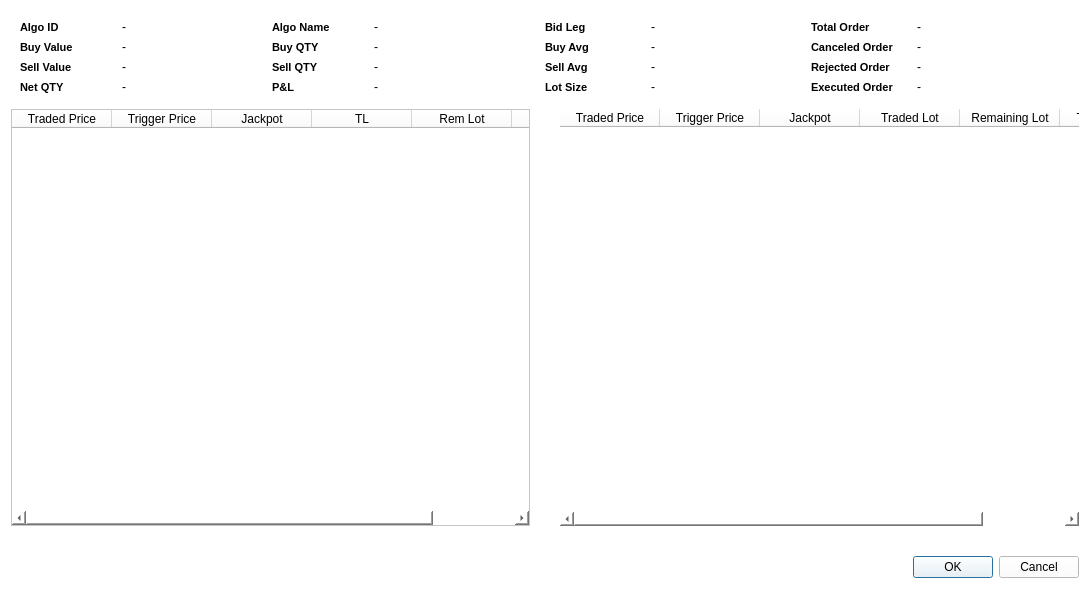
Likithanaidu07/qt, file order_detail_popup.ui: the form before one commit.
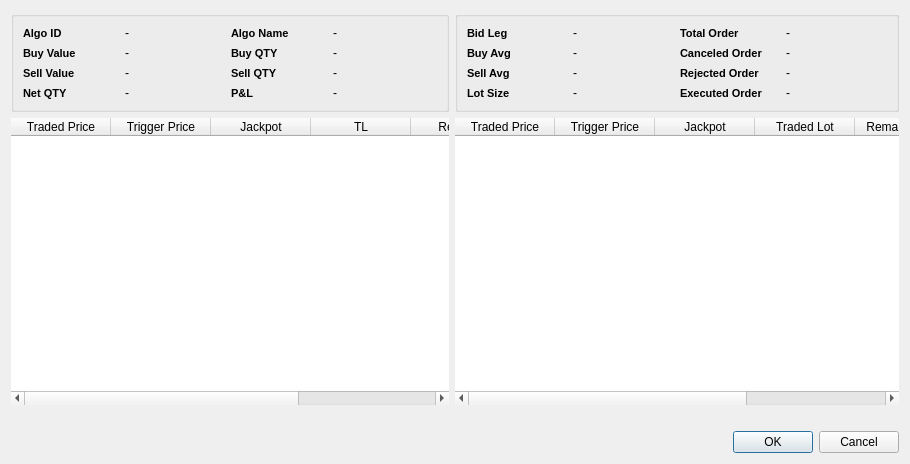
The form after the commit.

Commit message: Order Detail popup updated Main window top bar buttons re arranged.

Patch:
```diff
--- a/order_detail_popup.ui
+++ b/order_detail_popup.ui
@@ -9,18 +9,31 @@
    <rect>
     <x>0</x>
     <y>0</y>
-    <width>1090</width>
-    <height>589</height>
+    <width>910</width>
+    <height>464</height>
    </rect>
   </property>
   <property name="windowTitle">
    <string>Algo Position</string>
   </property>
   <property name="styleSheet">
-   <string notr="true">background-color:#FFF;</string>
+   <string notr="true"/>
   </property>
   <layout class="QGridLayout" name="gridLayout">
-   <item row="6" column="3">
+   <item row="6" column="0">
+    <spacer name="horizontalSpacer">
+     <property name="orientation">
+      <enum>Qt::Horizontal</enum>
+     </property>
+     <property name="sizeHint" stdset="0">
+      <size>
+       <width>40</width>
+       <height>20</height>
+      </size>
+     </property>
+    </spacer>
+   </item>
+   <item row="6" column="2">
     <widget class="QDialogButtonBox" name="buttonBox">
      <property name="orientation">
       <enum>Qt::Horizontal</enum>
@@ -30,8 +43,91 @@
      </property>
     </widget>
    </item>
-   <item row="0" column="2" colspan="2">
-    <widget class="QWidget" name="widget_3" native="true">
+   <item row="4" column="0">
+    <widget class="QTableWidget" name="tableWidget_Buy">
+     <property name="minimumSize">
+      <size>
+       <width>0</width>
+       <height>0</height>
+      </size>
+     </property>
+     <property name="styleSheet">
+      <string notr="true"/>
+     </property>
+     <property name="frameShape">
+      <enum>QFrame::NoFrame</enum>
+     </property>
+     <property name="lineWidth">
+      <number>1</number>
+     </property>
+     <property name="iconSize">
+      <size>
+       <width>10</width>
+       <height>10</height>
+      </size>
+     </property>
+     <attribute name="horizontalHeaderStretchLastSection">
+      <bool>false</bool>
+     </attribute>
+     <attribute name="verticalHeaderVisible">
+      <bool>false</bool>
+     </attribute>
+     <attribute name="verticalHeaderMinimumSectionSize">
+      <number>20</number>
+     </attribute>
+     <attribute name="verticalHeaderDefaultSectionSize">
+      <number>30</number>
+     </attribute>
+     <attribute name="verticalHeaderStretchLastSection">
+      <bool>false</bool>
+     </attribute>
+     <column>
+      <property name="text">
+       <string>Traded Price</string>
+      </property>
+     </column>
+     <column>
+      <property name="text">
+       <string>Trigger Price</string>
+      </property>
+     </column>
+     <column>
+      <property name="text">
+       <string>Jackpot</string>
+      </property>
+     </column>
+     <column>
+      <property name="text">
+       <string>TL</string>
+      </property>
+     </column>
+     <column>
+      <property name="text">
+       <string>Rem Lot</string>
+      </property>
+     </column>
+     <column>
+      <property name="text">
+       <string>Time</string>
+      </property>
+     </column>
+    </widget>
+   </item>
+   <item row="5" column="0" colspan="3">
+    <spacer name="horizontalSpacer_2">
+     <property name="orientation">
+      <enum>Qt::Horizontal</enum>
+     </property>
+     <property name="sizeHint" stdset="0">
+      <size>
+       <width>40</width>
+       <height>20</height>
+      </size>
+     </property>
+    </spacer>
+   </item>
+   <item row="0" column="1" colspan="2">
+    <widget class="QGroupBox" name="groupBox_3">
      <property name="minimumSize">
       <size>
        <width>1</width>
@@ -481,143 +577,8 @@
      </layout>
     </widget>
    </item>
-   <item row="4" column="0">
-    <widget class="QTableWidget" name="tableWidget_Buy">
-     <property name="minimumSize">
-      <size>
-       <width>50</width>
-       <height>50</height>
-      </size>
-     </property>
-     <property name="styleSheet">
-      <string notr="true"/>
-     </property>
-     <property name="lineWidth">
-      <number>1</number>
-     </property>
-     <property name="iconSize">
-      <size>
-       <width>10</width>
-       <height>10</height>
-      </size>
-     </property>
-     <attribute name="horizontalHeaderStretchLastSection">
-      <bool>true</bool>
-     </attribute>
-     <attribute name="verticalHeaderVisible">
-      <bool>false</bool>
-     </attribute>
-     <attribute name="verticalHeaderMinimumSectionSize">
-      <number>15</number>
-     </attribute>
-     <attribute name="verticalHeaderDefaultSectionSize">
-      <number>25</number>
-     </attribute>
-     <attribute name="verticalHeaderStretchLastSection">
-      <bool>false</bool>
-     </attribute>
-     <column>
-      <property name="text">
-       <string>Traded Price</string>
-      </property>
-     </column>
-     <column>
-      <property name="text">
-       <string>Trigger Price</string>
-      </property>
-     </column>
-     <column>
-      <property name="text">
-       <string>Jackpot</string>
-      </property>
-     </column>
-     <column>
-      <property name="text">
-       <string>TL</string>
-      </property>
-     </column>
-     <column>
-      <property name="text">
-       <string>Rem Lot</string>
-      </property>
-     </column>
-     <column>
-      <property name="text">
-       <string>Time</string>
-      </property>
-     </column>
-    </widget>
-   </item>
-   <item row="5" column="2">
-    <widget class="QWidget" name="widget" native="true">
-     <layout class="QGridLayout" name="gridLayout_2">
-      <property name="horizontalSpacing">
-       <number>10</number>
-      </property>
-     </layout>
-    </widget>
-   </item>
-   <item row="6" column="0">
-    <spacer name="horizontalSpacer_2">
-     <property name="orientation">
-      <enum>Qt::Horizontal</enum>
-     </property>
-     <property name="sizeHint" stdset="0">
-      <size>
-       <width>515</width>
-       <height>20</height>
-      </size>
-     </property>
-    </spacer>
-   </item>
-   <item row="4" column="3">
-    <widget class="QTableWidget" name="tableWidget_Sell">
-     <property name="styleSheet">
-      <string notr="true"/>
-     </property>
-     <property name="frameShape">
-      <enum>QFrame::NoFrame</enum>
-     </property>
-     <attribute name="verticalHeaderVisible">
-      <bool>false</bool>
-     </attribute>
-     <attribute name="verticalHeaderStretchLastSection">
-      <bool>true</bool>
-     </attribute>
-     <column>
-      <property name="text">
-       <string>Traded Price</string>
-      </property>
-     </column>
-     <column>
-      <property name="text">
-       <string>Trigger Price</string>
-      </property>
-     </column>
-     <column>
-      <property name="text">
-       <string>Jackpot</string>
-      </property>
-     </column>
-     <column>
-      <property name="text">
-       <string>Traded Lot</string>
-      </property>
-     </column>
-     <column>
-      <property name="text">
-       <string>Remaining Lot</string>
-      </property>
-     </column>
-     <column>
-      <property name="text">
-       <string>Traded Time</string>
-      </property>
-     </column>
-    </widget>
-   </item>
    <item row="0" column="0">
-    <widget class="QWidget" name="widget_2" native="true">
+    <widget class="QGroupBox" name="groupBox_2">
      <property name="sizePolicy">
       <sizepolicy hsizetype="Preferred" vsizetype="Preferred">
        <horstretch>0</horstretch>
@@ -1106,6 +1067,52 @@
      </layout>
     </widget>
    </item>
+   <item row="4" column="1" colspan="2">
+    <widget class="QTableWidget" name="tableWidget_Sell">
+     <property name="styleSheet">
+      <string notr="true"/>
+     </property>
+     <property name="frameShape">
+      <enum>QFrame::NoFrame</enum>
+     </property>
+     <attribute name="verticalHeaderVisible">
+      <bool>false</bool>
+     </attribute>
+     <attribute name="verticalHeaderStretchLastSection">
+      <bool>false</bool>
+     </attribute>
+     <column>
+      <property name="text">
+       <string>Traded Price</string>
+      </property>
+     </column>
+     <column>
+      <property name="text">
+       <string>Trigger Price</string>
+      </property>
+     </column>
+     <column>
+      <property name="text">
+       <string>Jackpot</string>
+      </property>
+     </column>
+     <column>
+      <property name="text">
+       <string>Traded Lot</string>
+      </property>
+     </column>
+     <column>
+      <property name="text">
+       <string>Remaining Lot</string>
+      </property>
+     </column>
+     <column>
+      <property name="text">
+       <string>Traded Time</string>
+      </property>
+     </column>
+    </widget>
+   </item>
   </layout>
  </widget>
  <resources/>
```
The commit also changes 5 other files.
